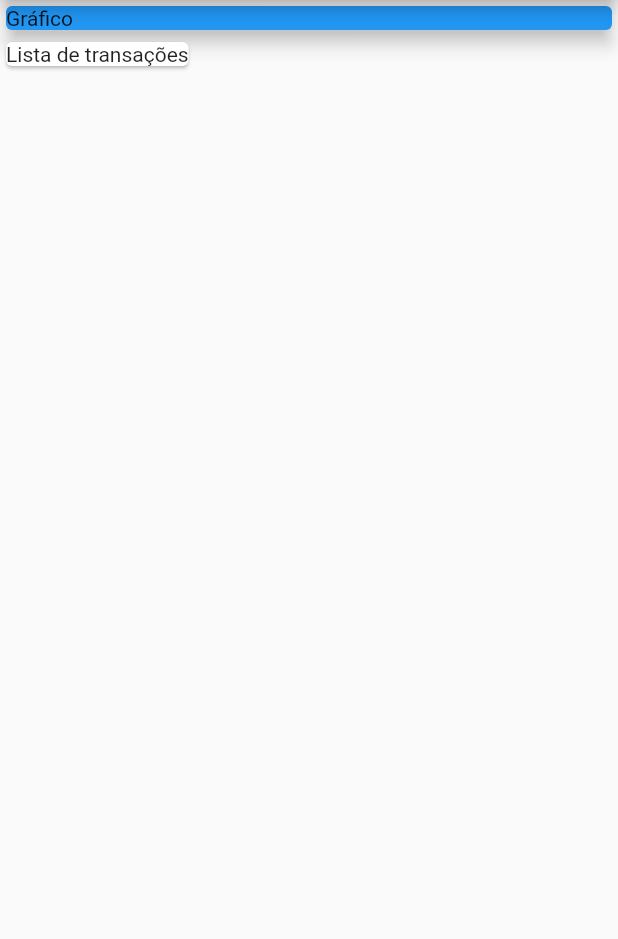
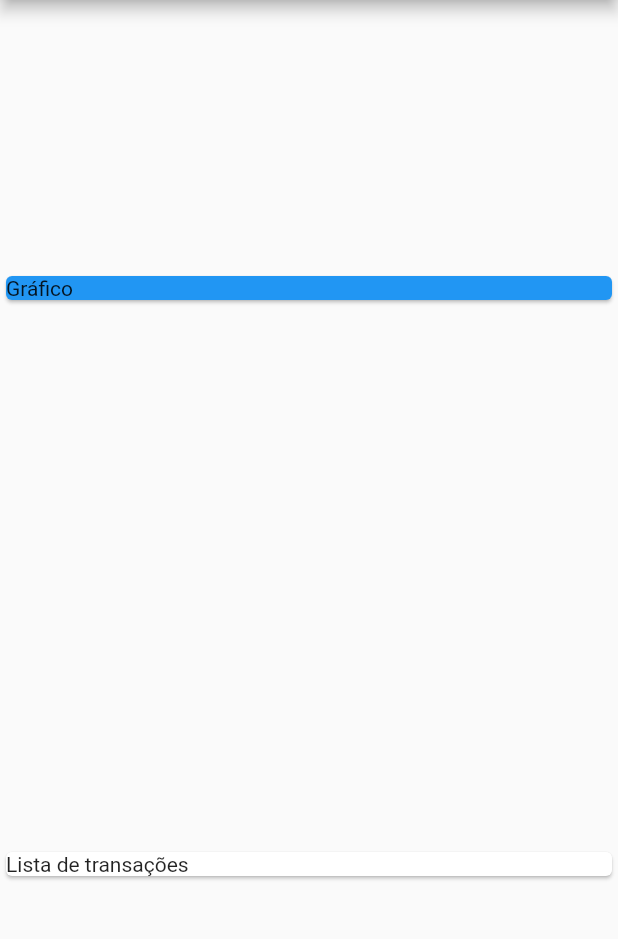
Before and after one commit to adrianoaraujo0/APP_DESPESAS_PESSOAIS, a Flutter app: the screen it shows after launch, on a phone screen of 412 x 824 dp, the part 84-1023 px from its top. Run offline on Flutter 3.47's test engine with Material 2 defaults, Android fonts, the phone set to English and light mode, and no system bars.

Commit message:
cod3r - c.88

```diff
--- a/lib/main.dart
+++ b/lib/main.dart
@@ -24,12 +24,11 @@ class MyHomePage extends StatelessWidget {
         centerTitle: true,
       ),
       body: Column(
-        crossAxisAlignment: CrossAxisAlignment.start,
+        mainAxisAlignment: MainAxisAlignment.spaceAround,
+        crossAxisAlignment: CrossAxisAlignment.stretch,
         children: [
           Container(
-            width: double.infinity,
             child: Card(
-              elevation: 5,
               color: Colors.blue,
               child: Text("Gráfico"),
             ),
```
